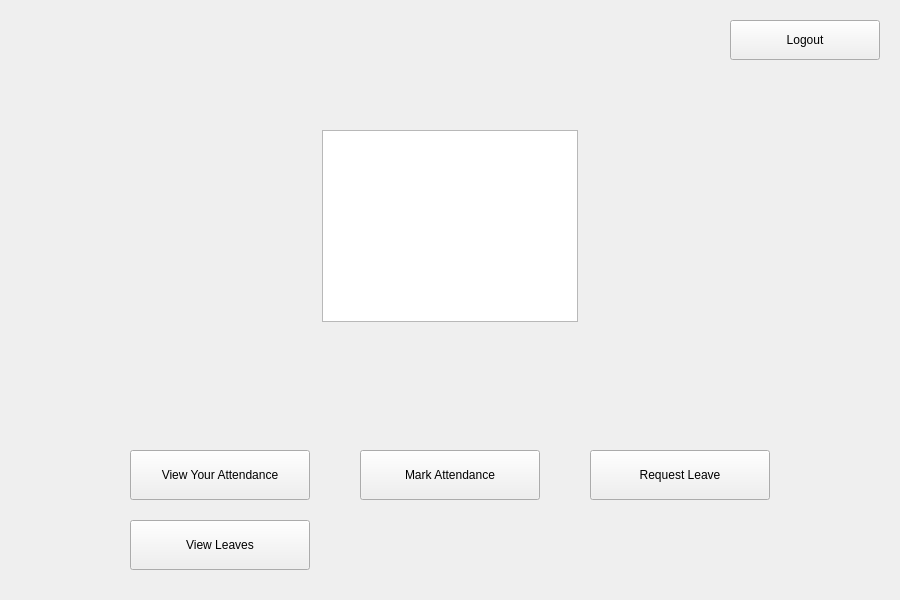
Old version of the form Maintendance/guardlogin.ui in the repository markhan101/Maintendance.
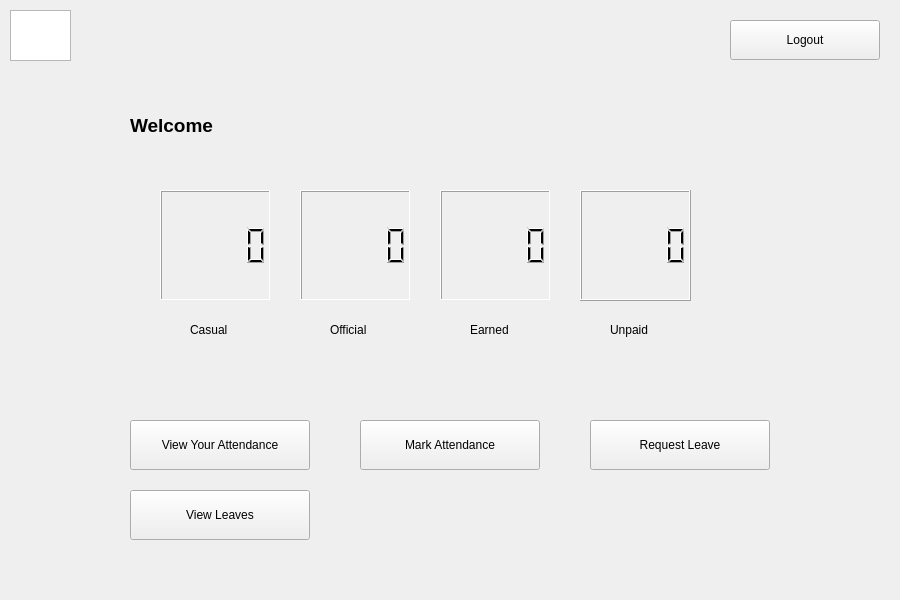
New version of the form. Icons and pictures are not drawn.

The edit to the form file:
```diff
--- a/Maintendance/guardlogin.ui
+++ b/Maintendance/guardlogin.ui
@@ -17,7 +17,7 @@
    <property name="geometry">
     <rect>
      <x>130</x>
-     <y>450</y>
+     <y>420</y>
      <width>180</width>
      <height>50</height>
     </rect>
@@ -30,7 +30,7 @@
    <property name="geometry">
     <rect>
      <x>360</x>
-     <y>450</y>
+     <y>420</y>
      <width>180</width>
      <height>50</height>
     </rect>
@@ -43,7 +43,7 @@
    <property name="geometry">
     <rect>
      <x>590</x>
-     <y>450</y>
+     <y>420</y>
      <width>180</width>
      <height>50</height>
     </rect>
@@ -55,10 +55,10 @@
   <widget class="QGraphicsView" name="guardPic">
    <property name="geometry">
     <rect>
-     <x>322</x>
-     <y>130</y>
-     <width>256</width>
-     <height>192</height>
+     <x>10</x>
+     <y>10</y>
+     <width>61</width>
+     <height>51</height>
     </rect>
    </property>
    <property name="whatsThis">
@@ -82,7 +82,7 @@
    <property name="geometry">
     <rect>
      <x>130</x>
-     <y>520</y>
+     <y>490</y>
      <width>180</width>
      <height>50</height>
     </rect>
@@ -91,6 +91,175 @@
     <string>View Leaves</string>
    </property>
   </widget>
+  <widget class="QFrame" name="casualFrame">
+   <property name="geometry">
+    <rect>
+     <x>160</x>
+     <y>190</y>
+     <width>110</width>
+     <height>110</height>
+    </rect>
+   </property>
+   <property name="frameShape">
+    <enum>QFrame::Shape::StyledPanel</enum>
+   </property>
+   <property name="frameShadow">
+    <enum>QFrame::Shadow::Raised</enum>
+   </property>
+   <widget class="QLCDNumber" name="casualLCD">
+    <property name="geometry">
+     <rect>
+      <x>0</x>
+      <y>0</y>
+      <width>111</width>
+      <height>111</height>
+     </rect>
+    </property>
+   </widget>
+  </widget>
+  <widget class="QFrame" name="officialFrame">
+   <property name="geometry">
+    <rect>
+     <x>300</x>
+     <y>190</y>
+     <width>110</width>
+     <height>110</height>
+    </rect>
+   </property>
+   <property name="frameShape">
+    <enum>QFrame::Shape::StyledPanel</enum>
+   </property>
+   <property name="frameShadow">
+    <enum>QFrame::Shadow::Raised</enum>
+   </property>
+   <widget class="QLCDNumber" name="officialLCD">
+    <property name="geometry">
+     <rect>
+      <x>0</x>
+      <y>0</y>
+      <width>111</width>
+      <height>111</height>
+     </rect>
+    </property>
+   </widget>
+  </widget>
+  <widget class="QFrame" name="earnedFrame">
+   <property name="geometry">
+    <rect>
+     <x>440</x>
+     <y>190</y>
+     <width>110</width>
+     <height>110</height>
+    </rect>
+   </property>
+   <property name="frameShape">
+    <enum>QFrame::Shape::StyledPanel</enum>
+   </property>
+   <property name="frameShadow">
+    <enum>QFrame::Shadow::Raised</enum>
+   </property>
+   <widget class="QLCDNumber" name="earnedLCD">
+    <property name="geometry">
+     <rect>
+      <x>0</x>
+      <y>0</y>
+      <width>111</width>
+      <height>111</height>
+     </rect>
+    </property>
+   </widget>
+  </widget>
+  <widget class="QFrame" name="unpaidFrame">
+   <property name="geometry">
+    <rect>
+     <x>580</x>
+     <y>190</y>
+     <width>110</width>
+     <height>110</height>
+    </rect>
+   </property>
+   <property name="frameShape">
+    <enum>QFrame::Shape::StyledPanel</enum>
+   </property>
+   <property name="frameShadow">
+    <enum>QFrame::Shadow::Raised</enum>
+   </property>
+  </widget>
+  <widget class="QLabel" name="casualLabel">
+   <property name="geometry">
+    <rect>
+     <x>190</x>
+     <y>320</y>
+     <width>63</width>
+     <height>20</height>
+    </rect>
+   </property>
+   <property name="text">
+    <string>Casual</string>
+   </property>
+  </widget>
+  <widget class="QLabel" name="officialLabel">
+   <property name="geometry">
+    <rect>
+     <x>330</x>
+     <y>320</y>
+     <width>63</width>
+     <height>20</height>
+    </rect>
+   </property>
+   <property name="text">
+    <string>Official</string>
+   </property>
+  </widget>
+  <widget class="QLabel" name="earnedLabel">
+   <property name="geometry">
+    <rect>
+     <x>470</x>
+     <y>320</y>
+     <width>63</width>
+     <height>20</height>
+    </rect>
+   </property>
+   <property name="text">
+    <string>Earned</string>
+   </property>
+  </widget>
+  <widget class="QLabel" name="unpaidLabel">
+   <property name="geometry">
+    <rect>
+     <x>610</x>
+     <y>320</y>
+     <width>63</width>
+     <height>20</height>
+    </rect>
+   </property>
+   <property name="text">
+    <string>Unpaid</string>
+   </property>
+  </widget>
+  <widget class="QLCDNumber" name="unpaidLCD">
+   <property name="geometry">
+    <rect>
+     <x>580</x>
+     <y>190</y>
+     <width>111</width>
+     <height>111</height>
+    </rect>
+   </property>
+  </widget>
+  <widget class="QLabel" name="welcomeLabel">
+   <property name="geometry">
+    <rect>
+     <x>130</x>
+     <y>90</y>
+     <width>271</width>
+     <height>71</height>
+    </rect>
+   </property>
+   <property name="text">
+    <string>&lt;html&gt;&lt;head/&gt;&lt;body&gt;&lt;p&gt;&lt;span style=&quot; font-size:14pt; font-weight:700;&quot;&gt;Welcome &lt;/span&gt;&lt;/p&gt;&lt;/body&gt;&lt;/html&gt;</string>
+   </property>
+  </widget>
  </widget>
  <resources/>
  <connections/>
```
